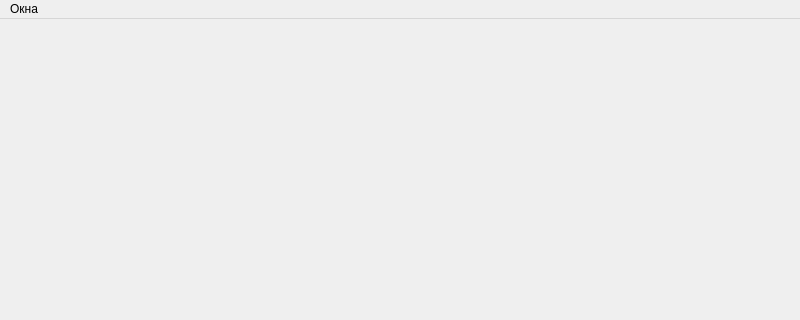
Qt form Gui/src/MainWindow.ui (RullDeef/cw-1) before a commit; both pictures show x 0 to 800 and y 0 to 320 of the 800 by 600 pixel window.
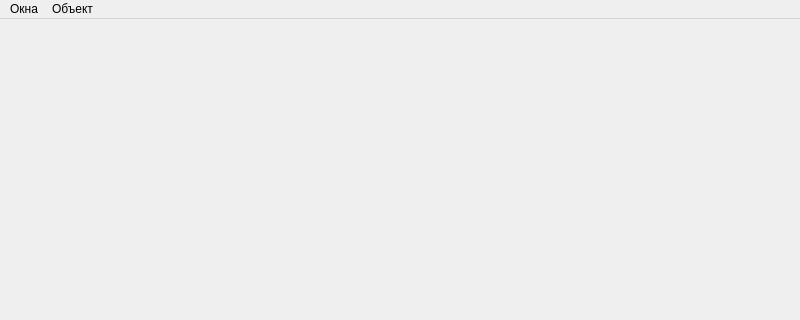
The same form after that commit.

```diff
--- a/Gui/src/MainWindow.ui
+++ b/Gui/src/MainWindow.ui
@@ -37,7 +37,14 @@
     </widget>
     <addaction name="addMenu"/>
    </widget>
+   <widget class="QMenu" name="object">
+    <property name="title">
+     <string>Объект</string>
+    </property>
+    <addaction name="loadObject"/>
+   </widget>
    <addaction name="windowMenu"/>
+   <addaction name="object"/>
   </widget>
   <widget class="QStatusBar" name="statusbar"/>
   <action name="ViewportWindow">
```
Left out of the diff: 5 changed lines with no effect on the pictures.
